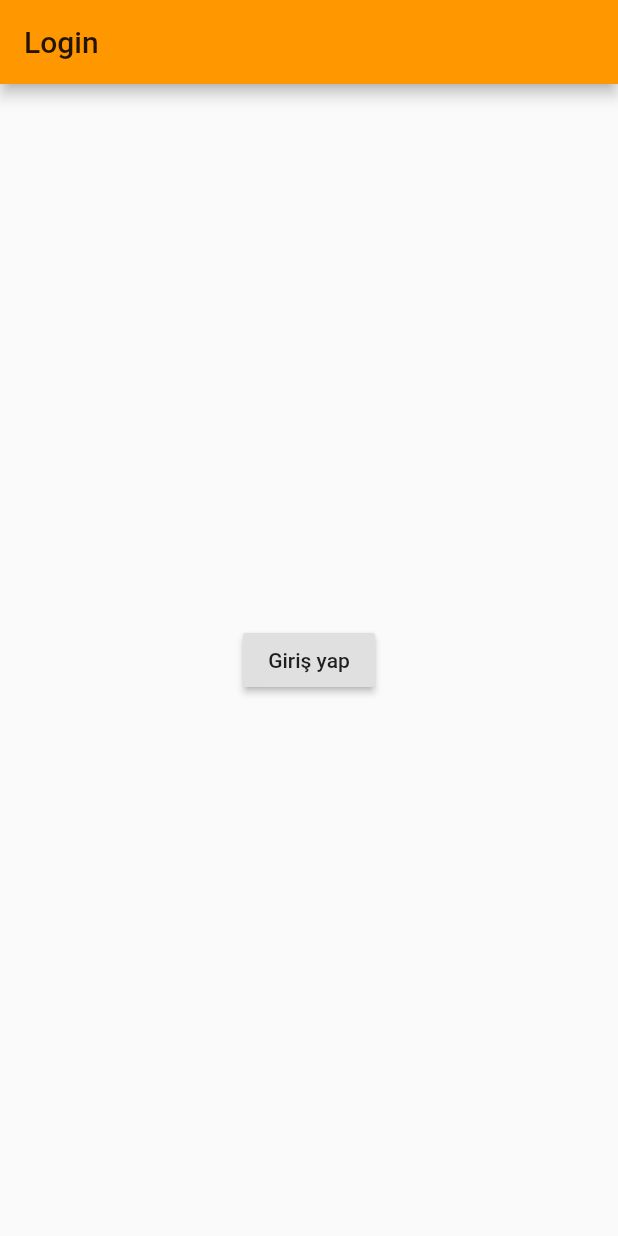
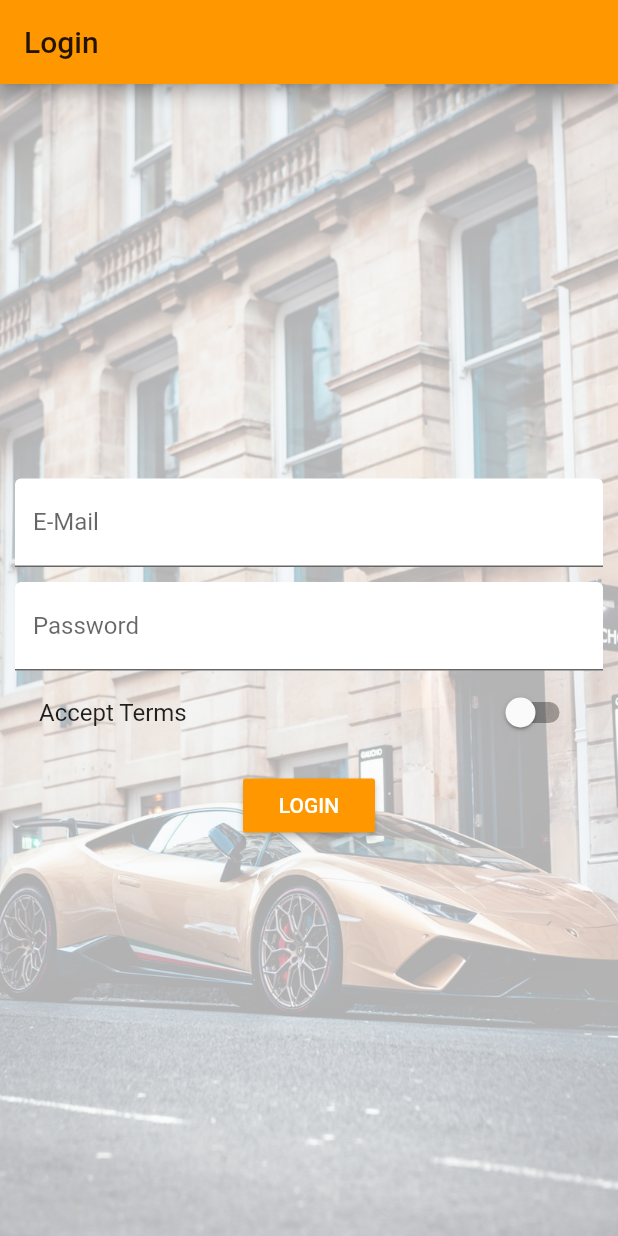
Before and after one commit to omerates760/My-sample-static-app-with-flutter, a Flutter app: the screen it shows after launch, on a phone screen of 412 x 824 dp. Run offline on Flutter 3.47's test engine with Material 2 defaults, Android fonts, the phone set to English and light mode, and no system bars.

```diff
--- a/lib/pages/auth.dart
+++ b/lib/pages/auth.dart
@@ -1,21 +1,83 @@
+import 'dart:ui';
+
 import 'package:firstmy_app/pages/home.dart';
 import 'package:flutter/material.dart';
 
-class AuthPage extends StatelessWidget {
+class AuthPage extends StatefulWidget {
+  @override
+  State<StatefulWidget> createState() {
+    return _AuthPageState();
+  }
+}
+
+class _AuthPageState extends State<AuthPage> {
+  String _emailValue;
+  String _passwordValue;
+  bool _acceptTerms = false;
+
   @override
   Widget build(BuildContext context) {
     return Scaffold(
         appBar: AppBar(
-        title: Text('Login '),
+          title: Text('Login'),
         ),
-      body: Center(
-        child: RaisedButton(
-          child: Text("Giriş yap"),
+        body: Container(
+          decoration: BoxDecoration(
+              color: Colors.black.withOpacity(0),
+              image: DecorationImage(
+                  image: AssetImage('assets/car-bg.jpg'),
+                  fit: BoxFit.cover,
+                  colorFilter: ColorFilter.mode(
+                      Colors.black.withOpacity(0.3), BlendMode.dstATop))),
+          padding: EdgeInsets.all(10.0),
+          child: Center(
+              child: SingleChildScrollView(
+            child: Column(
+              children: <Widget>[
+                TextField(
+                  decoration: InputDecoration(labelText: 'E-Mail',filled: true,fillColor: Colors.white),
+                  keyboardType: TextInputType.emailAddress,
+                  onChanged: (String value) {
+                    setState(() {
+                      _emailValue = value;
+                    });
+                  },
+                ),
+                SizedBox(height: 10.0,),
+                TextField(
+                  decoration: InputDecoration(labelText: 'Password',filled: true,fillColor: Colors.white),
+                  obscureText: true,
+                  onChanged: (String value) {
+                    setState(() {
+                      _passwordValue = value;
+                    });
+                  },
+                ),
+                SwitchListTile(
+                  value: _acceptTerms,
+                  onChanged: (bool value) {
+                    setState(() {
+                      _acceptTerms = value;
+                    });
+                  },
+                  title: Text('Accept Terms'),
+                ),
+                SizedBox(
+                  height: 10.0,
+                ),
+                RaisedButton(
+                  color: Theme.of(context).primaryColor,
+                  textColor: Colors.white,
+                  child: Text('LOGIN'),
                   onPressed: () {
+                    print(_emailValue);
+                    print(_passwordValue);
                     Navigator.pushReplacementNamed(context, '/goHomePage');
                   },
                 ),
+              ],
             ),
-    );
+          )),
+        ));
   }
 }
--- a/lib/pages/car_admin.dart
+++ b/lib/pages/car_admin.dart
@@ -1,5 +1,6 @@
 import 'package:firstmy_app/pages/car_create.dart';
 import 'package:firstmy_app/pages/car_list.dart';
+import 'package:flutter/cupertino.dart';
 import 'package:flutter/material.dart';
 
 class CarAdminPage extends StatelessWidget {
@@ -19,6 +20,7 @@ class CarAdminPage extends StatelessWidget {
                 automaticallyImplyLeading: false,
               ),
               ListTile(
+                leading: Icon(Icons.home),
                 title: Text('Ana sayfaya dön'),
                 onTap: () {
                   Navigator.pushReplacementNamed(context, '/goHomePage');
--- a/pubspec.yaml
+++ b/pubspec.yaml
@@ -43,6 +43,7 @@ flutter:
   # To add assets to your application, add an assets section, like this:
   assets:
     - assets/autogallery.jpg
+    - assets/car-bg.jpg
   #  - images/a_dot_ham.jpeg
 
   # An image asset can refer to one or more resolution-specific "variants", see
```
Also changed, not shown: lib/cars.dart (+12 -6 lines), lib/pages/home.dart (+7 -0 lines), assets/car-bg.jpg (added). Lines whose indentation alone changed are shown as unchanged.
